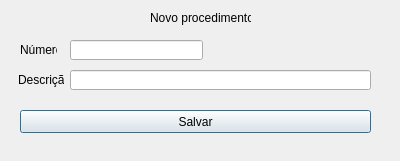
This is ui/tela_cadastro.ui in jespimentel/pj_docs as Qt 5 draws it before an edit. The edited form follows.
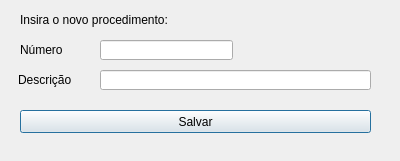
This is the edited form.

Commit message: leiaute das telas e relatório

What changed in the file:
```diff
--- a/ui/tela_cadastro.ui
+++ b/ui/tela_cadastro.ui
@@ -29,20 +29,20 @@
   <widget class="QLabel" name="label_3">
    <property name="geometry">
     <rect>
-     <x>150</x>
+     <x>20</x>
      <y>10</y>
-     <width>101</width>
-     <height>16</height>
+     <width>181</width>
+     <height>20</height>
     </rect>
    </property>
    <property name="text">
-    <string>Novo procedimento</string>
+    <string>Insira o novo procedimento:</string>
    </property>
   </widget>
   <widget class="QLineEdit" name="lineEdit">
    <property name="geometry">
     <rect>
-     <x>70</x>
+     <x>100</x>
      <y>40</y>
      <width>133</width>
      <height>20</height>
@@ -54,7 +54,7 @@
     <rect>
      <x>20</x>
      <y>40</y>
-     <width>37</width>
+     <width>61</width>
      <height>20</height>
     </rect>
    </property>
@@ -65,9 +65,9 @@
   <widget class="QLineEdit" name="lineEdit_2">
    <property name="geometry">
     <rect>
-     <x>70</x>
+     <x>100</x>
      <y>70</y>
-     <width>301</width>
+     <width>271</width>
      <height>20</height>
     </rect>
    </property>
@@ -77,7 +77,7 @@
     <rect>
      <x>18</x>
      <y>70</y>
-     <width>46</width>
+     <width>61</width>
      <height>20</height>
     </rect>
    </property>
```
The commit also changes 5 other files.
